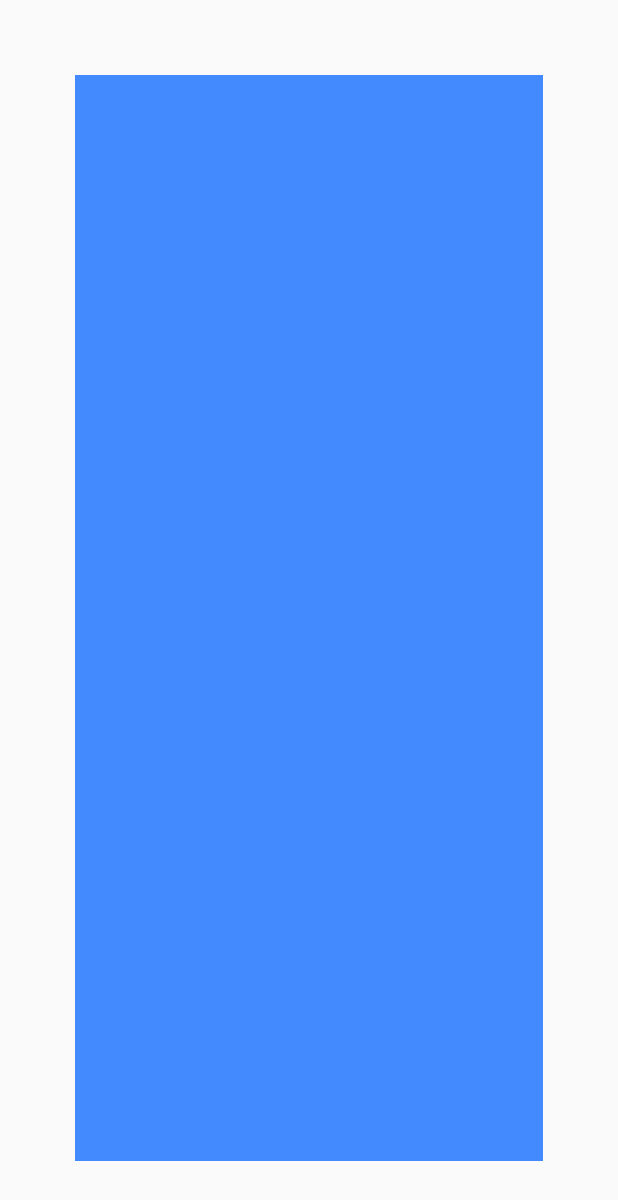
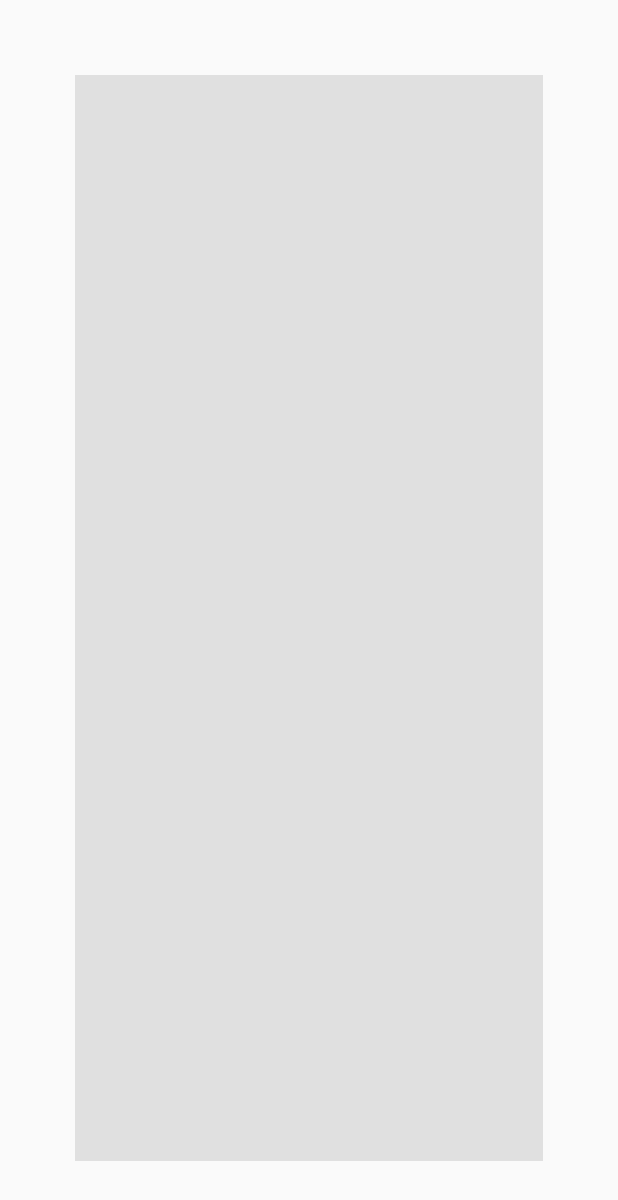
Before and after one commit to tmcmaster/wt_console_designer, a Flutter app: the TestApp screen opened directly, on a phone screen of 412 x 824 dp. Shown: the top 1200 px of the screen. Run offline on Flutter 3.47's test engine with Material 2 defaults, Android fonts, the phone set to English and light mode, and no system bars; our stand-ins replace flutter_colorpicker, flutter_riverpod, font_awesome_flutter; missing offline and left inert: wt_logging.

Commit message:
update GitHub Pages

```diff
--- a/lib/scroll_pane_2/scroll_pane_canvas.dart
+++ b/lib/scroll_pane_2/scroll_pane_canvas.dart
@@ -22,7 +22,7 @@ class ScrollPaneCanvas extends ConsumerWidget {
       child: Container(
         width: state.size.width,
         height: state.size.height,
-        color: Colors.blueAccent,
+        color: Colors.grey.shade300,
         padding: const EdgeInsets.all(0),
         child: SizedBox(
           width: double.infinity,
```
Also changed, not shown: 4 other files.
